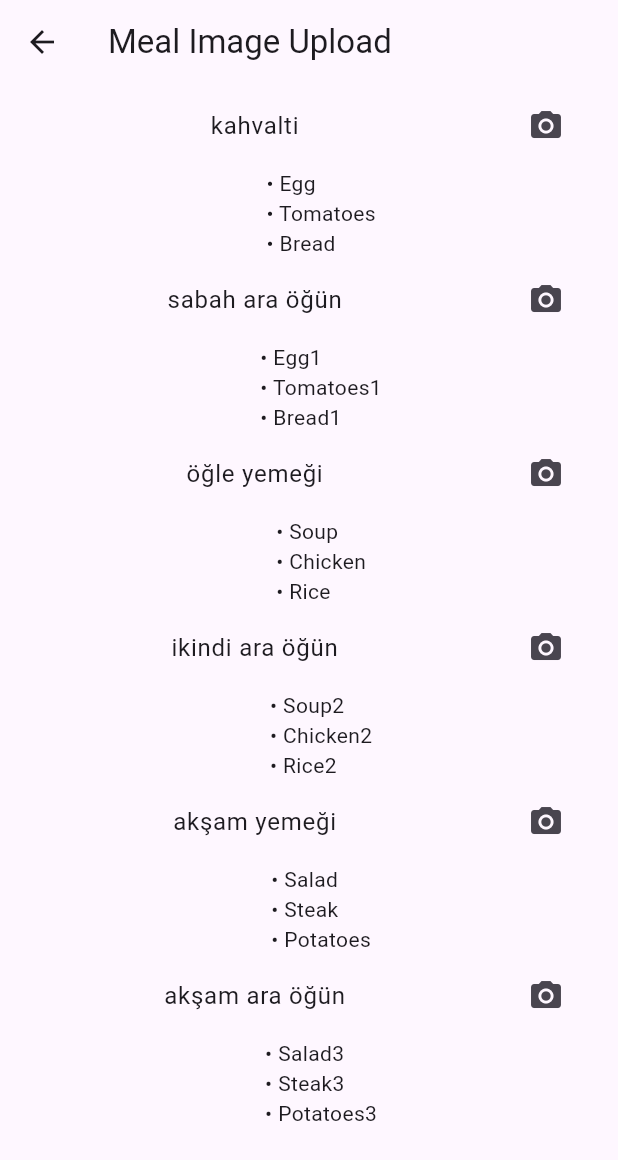
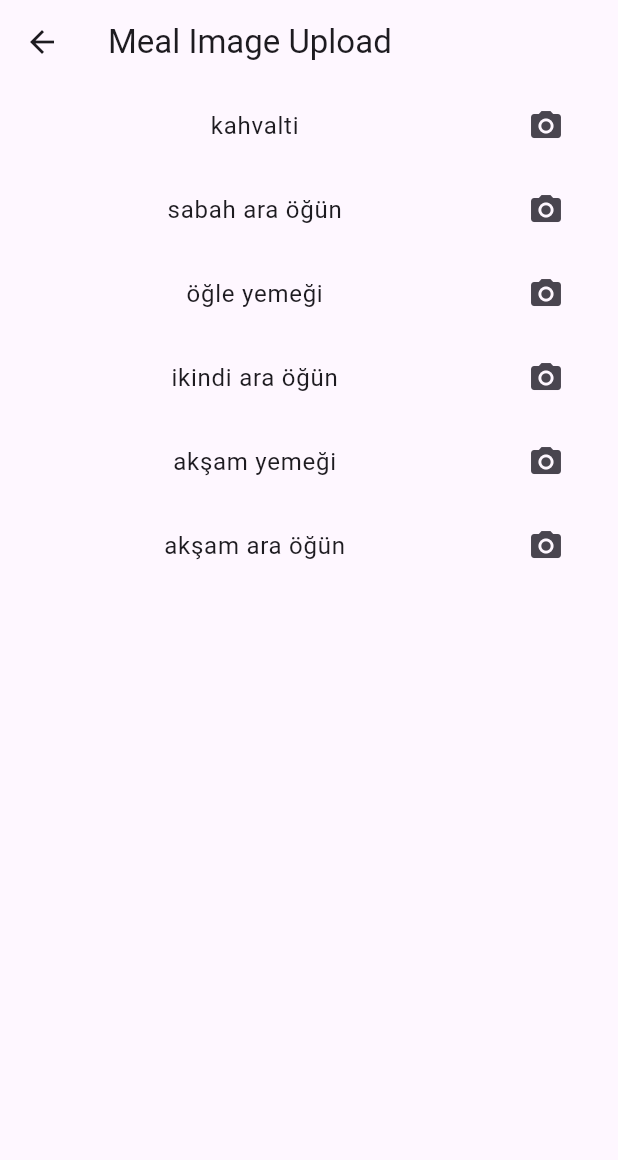
Before and after one commit to yilmazutku/ilkappv1, a Flutter app: the screen it shows after launch, after a tap on "Meal Plan", on a phone screen of 412 x 824 dp. Shown: the top 1160 px of the screen. Run offline on Flutter 3.47's test engine with Material 3 defaults, Android fonts, the phone set to English and light mode, and no system bars; our stand-ins replace cloud_firestore, firebase_auth, firebase_core, firebase_storage, image_picker, table_calendar; accounts and stored records are empty; network calls fail.

Commit message:
kucuk guncellemeler

```diff
--- a/lib/commons/common.dart
+++ b/lib/commons/common.dart
@@ -29,6 +29,8 @@ class Constants {
 //user bilgisi olmöadan bu2lı kullanılamaz buna da bı fıx ıı olur
   static const String urlMealPhotos =
       '${urlPhotos}mealPhotos/'; // + <date>/<mealType>/x
+  static const String userUrlPhotoChat='${urlUsers}mealTypes';
+  static const String userUrlDefault='${urlMealPhotos}'
   static const String urlChatPhotos = '${urlPhotos}chatPhotos/'; // + <date>/x
 }
 
@@ -49,6 +51,7 @@ class Appointment {
     required this.dateTime,
     // required this.time,
   });
+
   Map<String, dynamic> toJson() => {
         'id': id,
         'name': name,
@@ -56,7 +59,6 @@ class Appointment {
         'dateTime': Timestamp.fromDate(dateTime),
         // Convert DateTime to Timestamp
       };
-
 
 // A method that retrieves all the data from Firestore and converts it to an Appointment object.
   factory Appointment.fromJson(Map<String, dynamic> json) {
--- a/lib/images/meal_upload_page.dart
+++ b/lib/images/meal_upload_page.dart
@@ -15,14 +15,27 @@ class MealUploadPage extends StatefulWidget {
 }
 
 class _MealUploadPageState extends State<MealUploadPage> {
+   _MealUploadPageState(); //initstate hep cagiriliyor ama constructor olai nasil olur? listten baslayarak bunu denemeye basladim TODO
   final ImagePicker _picker = ImagePicker();
+  final Map<Meals, List<String>> mealContents = {
+    // Meals.br: ['Egg', 'Tomatoes', 'Bread'],
+    // Meals.lunch: ['Soup', 'Chicken', 'Rice'],
+    // Meals.dinner: ['Salad', 'Steak', 'Potatoes'],
+    // Meals.firstmid: ['Egg1', 'Tomatoes1', 'Bread1'],
+    // Meals.secondmid: ['Soup2', 'Chicken2', 'Rice2'],
+    // Meals.thirdmid: ['Salad3', 'Steak3', 'Potatoes3'],
+  };
   final Map<Meals, XFile?> _mealImages = {
     for (var meal in Meals.values) meal: null,
     //ya da for( var meal in  Meals.values) {
     //_mealImages[meal.label]=null;
     //} loopunu alıp initState methodunu override edip onun icine koyacaksın. ikisi de aynı.
   };
-
+@override
+  initState () {
+  super.initState();
+  // mealContents [Meals.br] = ['egg'];
+}
   Future<void> pickAndUploadImage(Meals meal) async {
     final XFile? image = await _picker.pickImage(source: ImageSource.gallery);
     if (image != null) {
@@ -41,11 +54,12 @@ class _MealUploadPageState extends State<MealUploadPage> {
       String date = DateFormat('yyyy-MM-dd').format(DateTime.now());
       var path = '${Constants.urlUsers}$userId/$date/${meal.url}$fileName';
       Reference ref = FirebaseStorage.instance.ref(path);
-      print('$path');
+      print('uploadFile path=$path');
       await ref.putFile(file);
       ScaffoldMessenger.of(context).showSnackBar(
         SnackBar(content: Text('Image uploaded for $meal')),
       );
+      setMealList();
     } on FirebaseException catch (e) {
       ScaffoldMessenger.of(context).showSnackBar(
         SnackBar(content: Text(e.message ?? 'Error during file upload')),
@@ -54,51 +68,50 @@ class _MealUploadPageState extends State<MealUploadPage> {
   }
 
   void setMealList() {
-    //TODO: Yazılan diyet ile widget list guncellenecek.
+    //TODO: Yazılan diyet ile widget list guncellenecek. Input nereden girilecek? constta keyler girilebilir ama girilemdigi durumda fluter napıo?
+    // mealContents[Meals.br] = ['egg'];
+    // mealContents[Meals.lunch] = ['Soup', 'Chicken', 'Rice'];
+    // setState(() {});
   }
 
   @override
   Widget build(BuildContext context) {
     // Define meal contents for each category
-    final Map<Meals, List<String>> mealContents = {
-      Meals.br: ['Egg', 'Tomatoes', 'Bread'],
-      Meals.lunch: ['Soup', 'Chicken', 'Rice'],
-      Meals.dinner: ['Salad', 'Steak', 'Potatoes'],
-      Meals.firstmid: ['Egg1', 'Tomatoes1', 'Bread1'],
-      Meals.secondmid: ['Soup2', 'Chicken2', 'Rice2'],
-      Meals.thirdmid: ['Salad3', 'Steak3', 'Potatoes3'],
-    };
+    // final Map<Meals, List<String>> mealContents = {
+    //   Meals.br: ['Egg', 'Tomatoes', 'Bread'],
+    //   Meals.lunch: ['Soup', 'Chicken', 'Rice'],
+    //   Meals.dinner: ['Salad', 'Steak', 'Potatoes'],
+    //   Meals.firstmid: ['Egg1', 'Tomatoes1', 'Bread1'],
+    //   Meals.secondmid: ['Soup2', 'Chicken2', 'Rice2'],
+    //   Meals.thirdmid: ['Salad3', 'Steak3', 'Potatoes3'],
+    // };
     return Scaffold(
       appBar: AppBar(
         title: Text('Meal Image Upload'),
       ),
       body: ListView(
         children: _mealImages.keys.map((mealCategory) {
+          List<Text> list =[];
+          if(mealContents[mealCategory]!=null && mealContents[mealCategory]!.isNotEmpty) {
+            list = mealContents[mealCategory]!
+                      .map((content) => Text('• $content'))
+                      .toList();
+          }
           return Column(
             crossAxisAlignment: CrossAxisAlignment.center,
             children: [
               ListTile(
-                // title: Text(mealCategory),
                 title: Center(
                   // Center the title text. center ıle bole yapınca textı ortalıyor
                   child: Text(
                     mealCategory.label,
-                    textAlign:
-                        TextAlign.center, // Add this line to center align text
+                    textAlign: TextAlign.center, // Add this line to center align text
                   ),
                 ),
                 trailing: IconButton(
-                  icon: Icon(Icons.camera_alt),
+                  icon: const Icon(Icons.camera_alt),
                   onPressed: () => pickAndUploadImage(mealCategory),
                 ),
-                // leading: _mealImages[mealCategory] != null
-                //     ? Image.file(
-                //   File(_mealImages[mealCategory]!.path),
-                //   width: 100,
-                //   height: 100,
-                //   fit: BoxFit.cover,
-                // )
-                //     : Container(width: 100, height: 100),
               ),
               // This Padding widget is new, it wraps the meal contents
               Padding(
@@ -106,9 +119,8 @@ class _MealUploadPageState extends State<MealUploadPage> {
                 child: Column(
                   crossAxisAlignment: CrossAxisAlignment.start,
                   // This maps the meal contents to a list of Text widgets
-                  children: mealContents[mealCategory]!
-                      .map((content) => Text('• $content'))
-                      .toList(),
+                  children:
+                  list ,
                 ),
               ),
             ],
@@ -117,33 +129,4 @@ class _MealUploadPageState extends State<MealUploadPage> {
       ),
     );
   }
-
-// bunun meal içeriği eklenmiş hali yukarıdaki build methodu.
-// @override
-// Widget build(BuildContext context) {
-//   return Scaffold(
-//     appBar: AppBar(
-//       title: Text('Meal Image Upload'),
-//     ),
-//     body: ListView(
-//       children: _mealImages.keys.map((mealCategory) {
-//         return ListTile(
-//           title: Text(mealCategory),
-//           trailing: IconButton(
-//             icon: Icon(Icons.camera_alt),
-//             onPressed: () => pickAndUploadImage(mealCategory),
-//           ),
-//           leading: _mealImages[mealCategory] != null
-//               ? Image.file(
-//             File(_mealImages[mealCategory]!.path),
-//             width: 100,
-//             height: 100,
-//             fit: BoxFit.cover,
-//           )
-//               : Container(width: 100, height: 100),
-//         );
-//       }).toList(),
-//     ),
-//   );
-// }
 }
--- a/lib/images/user_images_page.dart
+++ b/lib/images/user_images_page.dart
@@ -98,6 +98,12 @@ class _UserImagesPageState extends State<UserImagesPage> {
         /*builder is called only for those children that are actually visible*/
         return InkWell(
           onTap: () => showFullImage(context, newImageUrls[index]),
+          /*
+              Creates a widget that displays an ImageStream obtained from the network.
+              Either the width and height arguments should be specified, or the widget should be
+              placed in a context that sets tight layout constraints.
+              Otherwise, the image dimensions will change as the image is loaded, which will result in ugly layout changes
+           */
           child: Image.network(
             newImageUrls[index],
             fit: BoxFit.cover,
--- a/lib/main.dart
+++ b/lib/main.dart
@@ -94,7 +94,7 @@ class HomePage extends StatelessWidget {
               ),
             ),
             ElevatedButton(
-              child: const Text('Book '),
+              child: const Text('Book'),
               onPressed: () => Navigator.push(
                 context,
                 MaterialPageRoute(builder: (context) => const BookingPage()),
@@ -109,7 +109,7 @@ class HomePage extends StatelessWidget {
 
             ),
             ElevatedButton(
-              child: const Text('Admin Panel'),
+              child: const Text('Admin Images'),
               onPressed: () => Navigator.push(
                 context,
                 MaterialPageRoute(builder: (context) => const AdminImages()),
```
